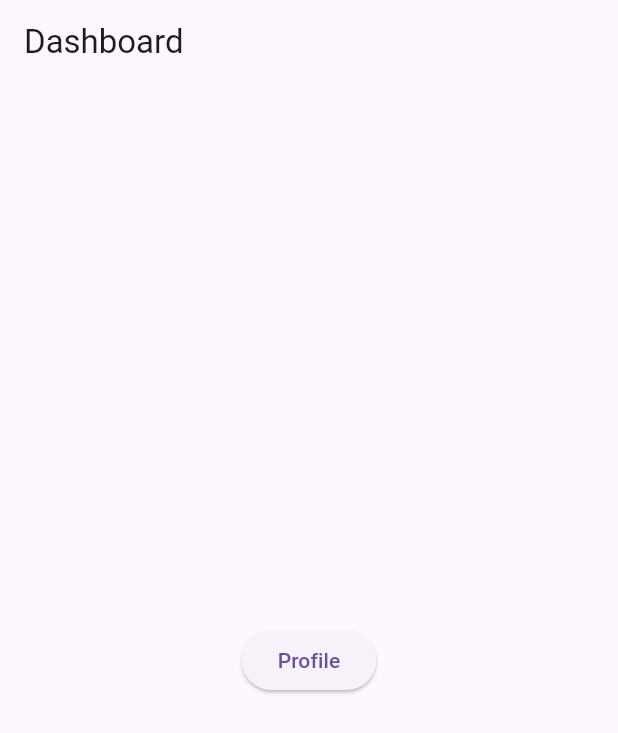
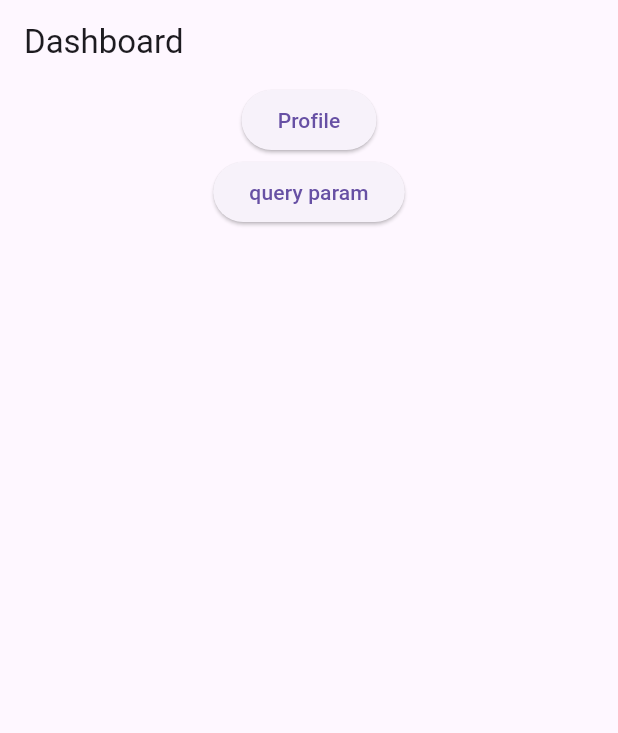
Before and after one commit to ltc2310/flutter_sample, a Flutter app: the screen it shows after launch, on a phone screen of 412 x 824 dp. Shown: the top 733 px of the screen. Run offline on Flutter 3.47's test engine with Material 3 defaults, Android fonts, the phone set to English and light mode, and no system bars; our stand-ins replace go_router.

Commit message:
add query param

```diff
--- a/lib/dashboard.dart
+++ b/lib/dashboard.dart
@@ -9,14 +9,23 @@ class Dashboard extends StatelessWidget {
     return Scaffold(
       appBar: AppBar(title: const Text("Dashboard")),
       body: Center(
-        child: ElevatedButton(
-          child: const Text("Profile"),
-          onPressed: () {
-            String name = "Peter";
-            GoRouter.of(context).go("/profile/$name");
-          },
-        ),
-      ),
+          child: Column(
+        children: [
+          ElevatedButton(
+              onPressed: () {
+                String name = "Peter";
+                // GoRouter.of(context).go("/profile/$name");
+                context.goNamed("profile", pathParameters: {"name": name});
+              },
+              child: const Text("Profile")),
+          ElevatedButton(
+              onPressed: () {
+                context
+                    .goNamed("query-param", queryParameters: {"name": "Test"});
+              },
+              child: const Text("query param"))
+        ],
+      )),
     );
   }
 }
--- a/lib/main.dart
+++ b/lib/main.dart
@@ -3,16 +3,25 @@ import 'package:go_router/go_router.dart';
 import 'package:test_drive/childprofile.dart';
 import 'package:test_drive/dashboard.dart';
 import 'package:test_drive/profile.dart';
+import 'package:test_drive/queryparam.dart';
 
 final GoRouter _router = GoRouter(
   routes: [
     GoRoute(
+      name: "dashboard",
       path: '/',
       builder: (context, state) => const Dashboard(),
     ),
     GoRoute(
-      path: '/profile/:name',
+      name: "profile",
+      path: '/profile/:name', // path param
       builder: (context, state) => Profile(name: state.pathParameters["name"]!),
+    ),
+    GoRoute(
+      name: "query-param",
+      path: '/query-param',
+      builder: (context, state) =>
+          QueryParam(username: state.uri.queryParameters["name"]!),
     ),
   ],
 );
```
Also changed, not shown: lib/queryparam.dart (added, +22 -0 lines).
